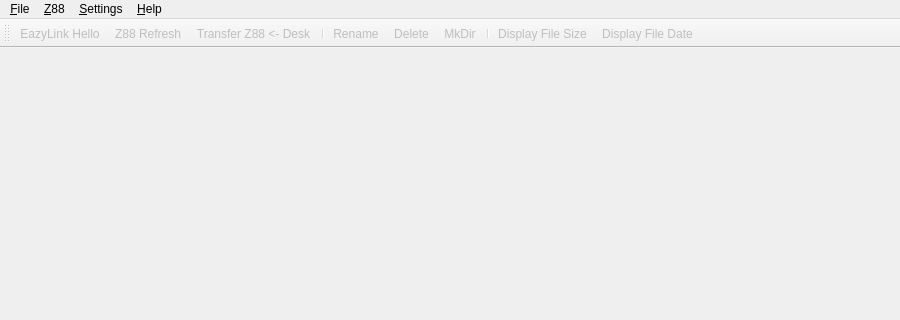
The window that wsapps/eazylink2/mainwindow.ui (patters-match/z88) describes before a commit, drawn with Qt 5; both pictures show x 0 to 900 and y 0 to 320 of the 900 by 600 pixel window.
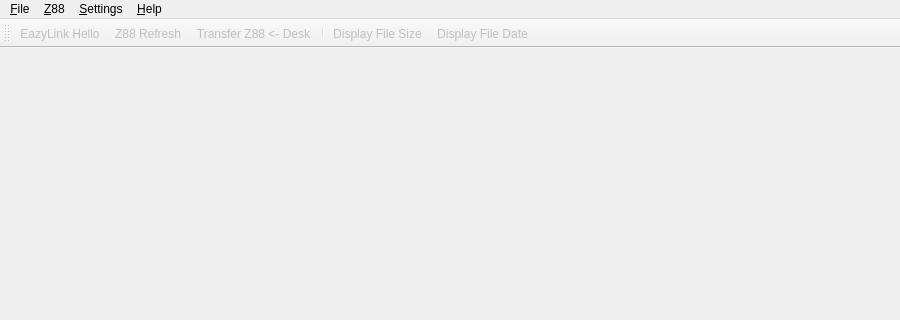
The same window after the commit.

Commit message: wsapps/eazylink2: EAZ-19 Allow to rename/delete desktop files from Hosting panel  Removed Menu bar options for Mkdir, Delete and rename.  Use the context menu instead (right click)

The edit to the form file:
```diff
--- a/wsapps/eazylink2/mainwindow.ui
+++ b/wsapps/eazylink2/mainwindow.ui
@@ -283,10 +283,6 @@
    <addaction name="actionZ88Refresh"/>
    <addaction name="actionTransfer"/>
    <addaction name="separator"/>
-   <addaction name="actionRename"/>
-   <addaction name="actionDelete"/>
-   <addaction name="actionMkDir"/>
-   <addaction name="separator"/>
    <addaction name="actionDisplayFileSize"/>
    <addaction name="actionDisplayFileDate"/>
   </widget>
@@ -354,30 +350,6 @@
     <string>Ask EazyLink popdown on Z88 to re-send file information in current device / path</string>
    </property>
   </action>
-  <action name="actionRename">
-   <property name="text">
-    <string>Rename</string>
-   </property>
-   <property name="toolTip">
-    <string>Rename selected file in active panel</string>
-   </property>
-  </action>
-  <action name="actionDelete">
-   <property name="text">
-    <string>Delete</string>
-   </property>
-   <property name="toolTip">
-    <string>Delete selected file in active panel</string>
-   </property>
-  </action>
-  <action name="actionMkDir">
-   <property name="text">
-    <string>MkDir</string>
-   </property>
-   <property name="toolTip">
-    <string>Create a directory in current path of active panel</string>
-   </property>
-  </action>
   <action name="actionSerialPort">
    <property name="enabled">
     <bool>true</bool>
```
